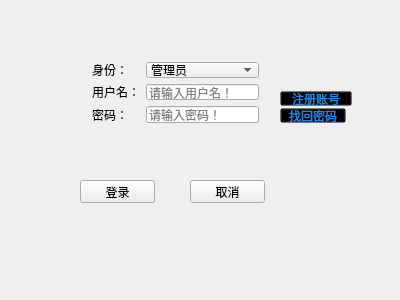
Qt form login.ui (liwen123cd/curly-tribble) before a commit.
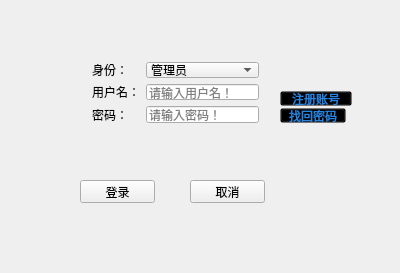
The same form after that commit.

```diff
--- a/login.ui
+++ b/login.ui
@@ -10,7 +10,7 @@
     <x>0</x>
     <y>0</y>
     <width>400</width>
-    <height>300</height>
+    <height>273</height>
    </rect>
   </property>
   <property name="font">
```
